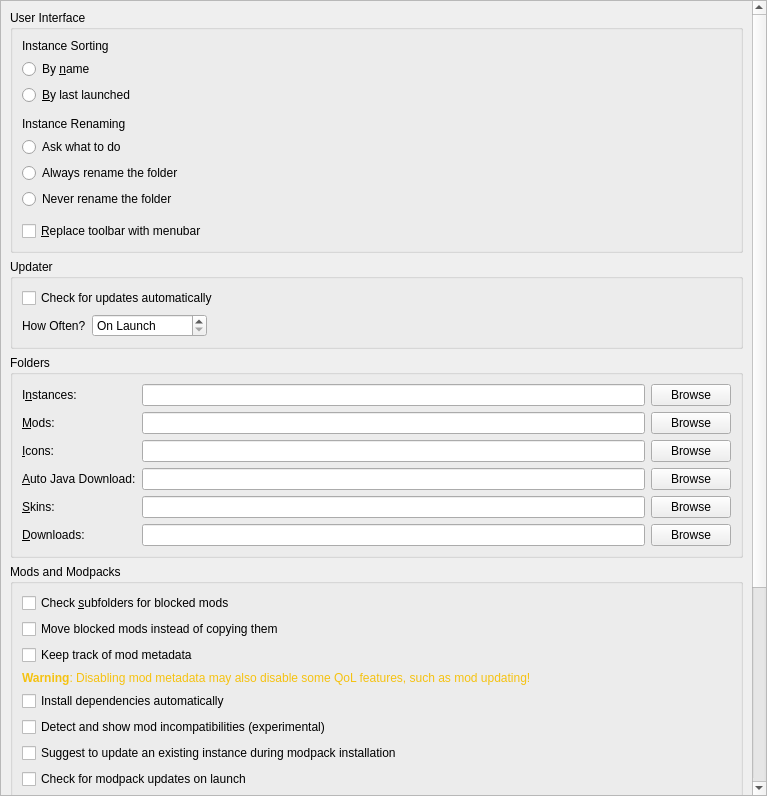
Qt form launcher/ui/pages/global/LauncherPage.ui (Portal-Launcher/PortalLauncher) before a commit.
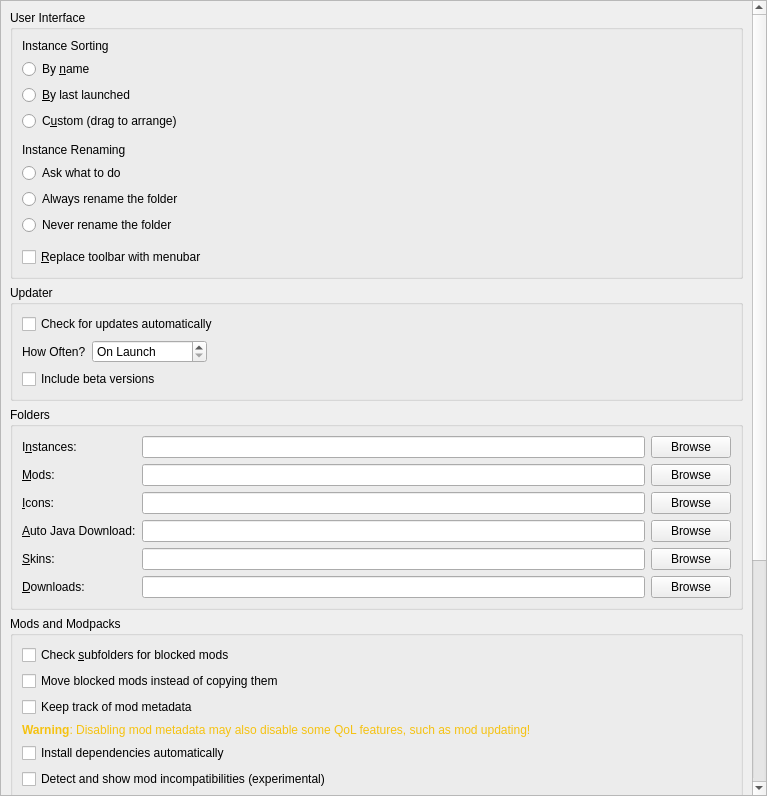
The same form after that commit.

Commit message: Drag instances around to reorder them, saved as a Custom sort mode

The edit to the form file:
```diff
--- a/launcher/ui/pages/global/LauncherPage.ui
+++ b/launcher/ui/pages/global/LauncherPage.ui
@@ -83,6 +83,19 @@
             </attribute>
            </widget>
           </item>
+          <item>
+           <widget class="QRadioButton" name="sortCustomBtn">
+            <property name="toolTip">
+             <string>Arrange instances yourself by dragging them around the list. Dragging an instance turns this on automatically.</string>
+            </property>
+            <property name="text">
+             <string>C&amp;ustom (drag to arrange)</string>
+            </property>
+            <attribute name="buttonGroup">
+             <string notr="true">sortingModeGroup</string>
+            </attribute>
+           </widget>
+          </item>
           <item>
            <spacer name="verticalSpacer">
             <property name="orientation">
@@ -230,6 +243,16 @@
             </property>
            </widget>
           </item>
+          <item row="2" column="0" colspan="2">
+           <widget class="QCheckBox" name="betaChannelCheckBox">
+            <property name="toolTip">
+             <string>Also install pre-release versions, to try new features before the stable release.</string>
+            </property>
+            <property name="text">
+             <string>Include beta versions</string>
+            </property>
+           </widget>
+          </item>
          </layout>
         </widget>
        </item>
```
Left out of the diff: 1 changed line with no effect on the pictures. The commit also changes 6 other files.
